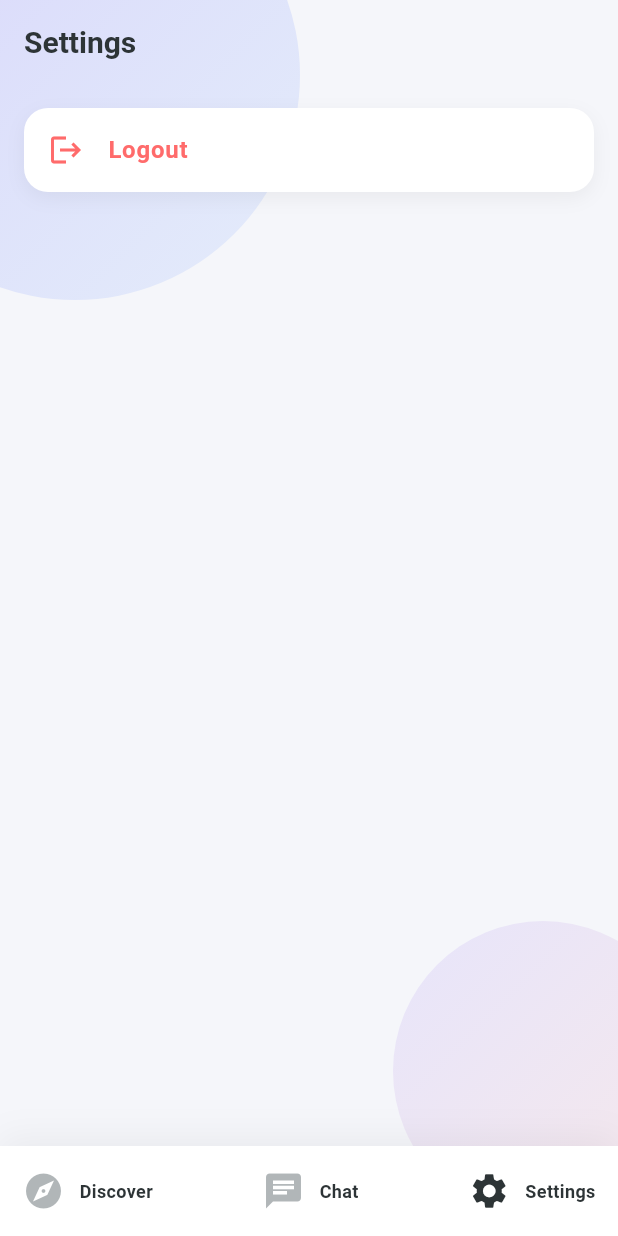
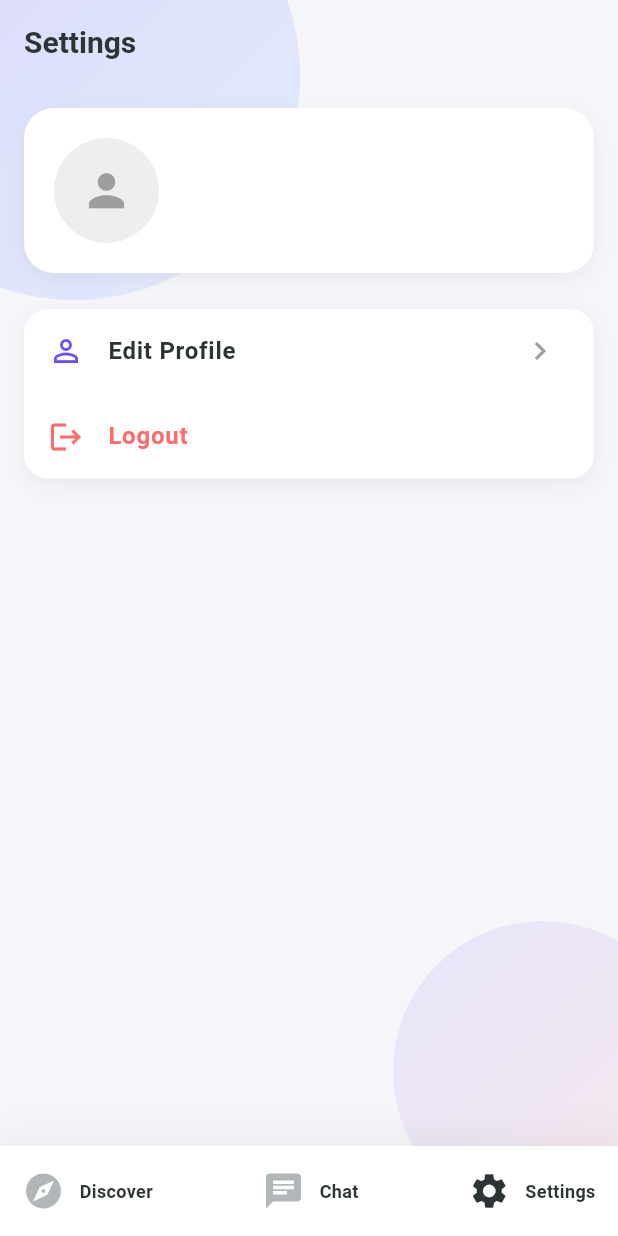
Before and after one commit to raees-reapmind/texty, a Flutter app: the screen it shows once a user with an empty profile is signed in, item 3 of the bottom bar chosen, on a phone screen of 412 x 824 dp. Run offline on Flutter 3.47's test engine with Material 3 defaults, Android fonts, the phone set to English and light mode, and no system bars; our stand-ins replace cloud_firestore, equatable, firebase_auth, firebase_core, firebase_storage, flutter_bloc and 2 more; accounts and stored records are empty.

Commit message:
feat: Implement user profile management and recent chats features with BLoC, data layers, and dedicated UI screens.

```diff
--- /dev/null
+++ b/lib/blocs/profile/profile_bloc.dart
@@ -0,0 +1,52 @@
+import 'package:flutter/material.dart';
+import 'package:flutter_bloc/flutter_bloc.dart';
+import 'package:texty/blocs/profile/profile_event.dart';
+import 'package:texty/blocs/profile/profile_state.dart';
+import 'package:texty/data/repositories/user_repository.dart';
+
+class ProfileBloc extends Bloc<ProfileEvent, ProfileState> {
+  final UserRepository userRepository;
+
+  ProfileBloc(this.userRepository) : super(ProfileInitial()) {
+    on<LoadProfile>((event, emit) async {
+      emit(ProfileLoading());
+      try {
+        final user = await userRepository.getUserData(event.uid);
+        debugPrint("ProfileBloc: User data: $user");
+        if (user != null) {
+          emit(ProfileLoaded(user));
+        } else {
+          emit(const ProfileError("User not found"));
+        }
+      } catch (e) {
+        emit(ProfileError(e.toString()));
+      }
+    });
+
+    on<UpdateProfile>((event, emit) async {
+      emit(ProfileUpdating());
+      try {
+        final Map<String, dynamic> updateData = {
+          'name': event.name,
+          'searchName': event.name.toLowerCase(),
+        };
+
+        if (event.profilePictureBase64 != null) {
+          updateData['profilePictureUrl'] = event.profilePictureBase64;
+        }
+
+        await userRepository.updateUserProfile(event.uid, updateData);
+
+        // Reload fresh data after update
+        final user = await userRepository.getUserData(event.uid);
+        if (user != null) {
+          emit(ProfileUpdated(user));
+        } else {
+          emit(const ProfileError("Failed to reload profile after update"));
+        }
+      } catch (e) {
+        emit(ProfileError(e.toString()));
+      }
+    });
+  }
+}
--- /dev/null
+++ b/lib/blocs/profile/profile_event.dart
@@ -0,0 +1,31 @@
+import 'package:equatable/equatable.dart';
+
+abstract class ProfileEvent extends Equatable {
+  const ProfileEvent();
+
+  @override
+  List<Object?> get props => [];
+}
+
+class LoadProfile extends ProfileEvent {
+  final String uid;
+  const LoadProfile(this.uid);
+
+  @override
+  List<Object?> get props => [uid];
+}
+
+class UpdateProfile extends ProfileEvent {
+  final String uid;
+  final String name;
+  final String? profilePictureBase64;
+
+  const UpdateProfile({
+    required this.uid,
+    required this.name,
+    this.profilePictureBase64,
+  });
+
+  @override
+  List<Object?> get props => [uid, name, profilePictureBase64];
+}
--- /dev/null
+++ b/lib/blocs/profile/profile_state.dart
@@ -0,0 +1,39 @@
+import 'package:equatable/equatable.dart';
+import 'package:texty/models/user_model.dart';
+
+abstract class ProfileState extends Equatable {
+  const ProfileState();
+
+  @override
+  List<Object?> get props => [];
+}
+
+class ProfileInitial extends ProfileState {}
+
+class ProfileLoading extends ProfileState {}
+
+class ProfileLoaded extends ProfileState {
+  final UserModel user;
+  const ProfileLoaded(this.user);
+
+  @override
+  List<Object?> get props => [user];
+}
+
+class ProfileUpdating extends ProfileState {}
+
+class ProfileUpdated extends ProfileState {
+  final UserModel user;
+  const ProfileUpdated(this.user);
+
+  @override
+  List<Object?> get props => [user];
+}
+
+class ProfileError extends ProfileState {
+  final String message;
+  const ProfileError(this.message);
+
+  @override
+  List<Object?> get props => [message];
+}
--- a/lib/blocs/recent_chats/recent_chats_bloc.dart
+++ b/lib/blocs/recent_chats/recent_chats_bloc.dart
@@ -50,6 +50,7 @@ class RecentChatsBloc extends Bloc<RecentChatsEvent, RecentChatsState> {
 
             enrichedChats.add({
               ...chat,
+              'otherUserId': otherUserId,
               'otherUserName': userData?['name'] ?? 'User',
               'otherUserPhoto': userData?['profilePictureUrl'] ?? '',
               'unreadCount': unreadCount,
--- a/lib/core/utils/app_router.dart
+++ b/lib/core/utils/app_router.dart
@@ -13,6 +13,7 @@ import 'package:texty/views/screens/recent_chat_screen.dart';
 import 'package:texty/views/screens/signup_screen.dart';
 import 'package:texty/views/screens/settings_screen.dart';
 import 'package:texty/views/screens/search_user_screen.dart';
+import 'package:texty/views/screens/edit_profile_screen.dart';
 import 'package:texty/views/screens/photo_view_screen.dart';
 import 'package:texty/views/screens/splash_screen.dart';
 import 'package:texty/views/widgets/scaffold_with_nav_bar.dart';
@@ -64,6 +65,11 @@ class AppRouter {
               heroTag: extra['heroTag'] as String,
             );
           },
+        ),
+        GoRoute(
+          path: "/edit-profile",
+          parentNavigatorKey: _rootNavigatorKey,
+          builder: (context, state) => const EditProfileScreen(),
         ),
         GoRoute(
           path: "/login",
--- a/lib/main.dart
+++ b/lib/main.dart
@@ -1,4 +1,5 @@
 import 'package:firebase_core/firebase_core.dart';
+import 'package:texty/blocs/profile/profile_bloc.dart';
 import 'package:texty/blocs/recent_chats/recent_chats_bloc.dart';
 import 'package:texty/core/theme/app_theme.dart';
 import 'package:flutter/material.dart';
@@ -25,24 +26,34 @@ class MyApp extends StatelessWidget {
 
   @override
   Widget build(BuildContext context) {
-    return MultiBlocProvider(
+    final firebaseAuthDatasource = FirebaseAuthDatasource();
+    final firebaseUserDatasource = FirebaseUserDatasource();
+    final firebaseChatDatasource = FirebaseChatDatasource();
+
+    final authRepository = AuthRepository(firebaseAuthDatasource);
+    final userRepository = UserRepository(firebaseUserDatasource);
+    final chatRepository = ChatRepository(firebaseChatDatasource);
+
+    return MultiRepositoryProvider(
+      providers: [
+        RepositoryProvider.value(value: authRepository),
+        RepositoryProvider.value(value: userRepository),
+        RepositoryProvider.value(value: chatRepository),
+      ],
+      child: MultiBlocProvider(
         providers: [
           BlocProvider(
-          create: (context) =>
-              AuthBloc(AuthRepository(FirebaseAuthDatasource())),
+            create: (context) => AuthBloc(authRepository),
           ),
           BlocProvider(
-          create: (context) =>
-              UsersBloc(UserRepository(FirebaseUserDatasource())),
+            create: (context) => UsersBloc(userRepository),
           ),
-        // ChatBloc is now provided locally in ChatScreen to manage its lifecycle correctly
-        // BlocProvider(
-        //   create: (context) =>
-        //       ChatBloc(ChatRepository(FirebaseChatDatasource())),
-        // ),
           BlocProvider(
-            create: (context) =>
-                RecentChatsBloc(ChatRepository(FirebaseChatDatasource()))),
+            create: (context) => ProfileBloc(userRepository),
+          ),
+          BlocProvider(
+            create: (context) => RecentChatsBloc(chatRepository),
+          ),
         ],
         child: MaterialApp.router(
           title: 'Texty',
@@ -50,6 +61,7 @@ class MyApp extends StatelessWidget {
           debugShowCheckedModeBanner: false,
           routerConfig: AppRouter.router,
         ),
+      ),
     );
   }
 }
--- a/lib/views/screens/settings_screen.dart
+++ b/lib/views/screens/settings_screen.dart
@@ -1,10 +1,13 @@
 import 'package:flutter/material.dart';
 import 'package:flutter_bloc/flutter_bloc.dart';
-
 import 'package:texty/blocs/auth/auth_bloc.dart';
 import 'package:texty/blocs/auth/auth_event.dart';
 import 'package:texty/core/theme/app_colors.dart';
 import 'package:texty/views/widgets/common_background.dart';
+import 'package:texty/blocs/profile/profile_bloc.dart';
+import 'package:texty/blocs/profile/profile_state.dart';
+import 'package:go_router/go_router.dart';
+import 'dart:convert';
 
 class SettingsScreen extends StatelessWidget {
   const SettingsScreen({super.key});
@@ -26,11 +29,88 @@ class SettingsScreen extends StatelessWidget {
             ),
           ),
         ),
-        body: Padding(
+        body: BlocBuilder<ProfileBloc, ProfileState>(
+          builder: (context, state) {
+            return SingleChildScrollView(
               padding: const EdgeInsets.all(16.0),
               child: Column(
                 children: [
-              Container(
+                  // Profile Header
+                  if (state is ProfileLoaded || state is ProfileUpdated)
+                    _buildProfileHeader(state),
+                  const SizedBox(height: 24),
+
+                  // Settings Options
+                  _buildSettingsCard(context),
+                ],
+              ),
+            );
+          },
+        ),
+      ),
+    );
+  }
+
+  Widget _buildProfileHeader(ProfileState state) {
+    final user =
+        state is ProfileLoaded ? state.user : (state as ProfileUpdated).user;
+    return Container(
+      padding: const EdgeInsets.all(20),
+      decoration: BoxDecoration(
+        color: Colors.white,
+        borderRadius: BorderRadius.circular(20),
+        boxShadow: [
+          BoxShadow(
+            color: Colors.black.withOpacity(0.05),
+            blurRadius: 10,
+            offset: const Offset(0, 4),
+          ),
+        ],
+      ),
+      child: Row(
+        children: [
+          CircleAvatar(
+            radius: 35,
+            backgroundColor: Colors.grey[200],
+            backgroundImage: user.profilePictureUrl != null &&
+                    user.profilePictureUrl!.isNotEmpty
+                ? MemoryImage(base64Decode(user.profilePictureUrl!))
+                : null,
+            child: user.profilePictureUrl == null ||
+                    user.profilePictureUrl!.isEmpty
+                ? const Icon(Icons.person, size: 35, color: Colors.grey)
+                : null,
+          ),
+          const SizedBox(width: 16),
+          Expanded(
+            child: Column(
+              crossAxisAlignment: CrossAxisAlignment.start,
+              children: [
+                Text(
+                  user.name,
+                  style: const TextStyle(
+                    fontSize: 20,
+                    fontWeight: FontWeight.bold,
+                    color: AppColors.textPrimary,
+                  ),
+                ),
+                Text(
+                  user.email,
+                  style: const TextStyle(
+                    fontSize: 14,
+                    color: AppColors.textSecondary,
+                  ),
+                ),
+              ],
+            ),
+          ),
+        ],
+      ),
+    );
+  }
+
+  Widget _buildSettingsCard(BuildContext context) {
+    return Container(
       decoration: BoxDecoration(
         color: Colors.white,
         borderRadius: BorderRadius.circular(16),
@@ -42,9 +122,24 @@ class SettingsScreen extends StatelessWidget {
           ),
         ],
       ),
-                child: ListTile(
-                  leading:
-                      const Icon(Icons.logout, color: AppColors.accentPink),
+      child: Column(
+        children: [
+          ListTile(
+            leading: const Icon(Icons.person_outline,
+                color: AppColors.primaryPurple),
+            title: const Text(
+              "Edit Profile",
+              style: TextStyle(
+                color: AppColors.textPrimary,
+                fontWeight: FontWeight.w600,
+              ),
+            ),
+            trailing: const Icon(Icons.chevron_right, color: Colors.grey),
+            onTap: () => context.push('/edit-profile'),
+          ),
+          const Divider(height: 1, indent: 56),
+          ListTile(
+            leading: const Icon(Icons.logout, color: AppColors.accentPink),
             title: const Text(
               "Logout",
               style: TextStyle(
@@ -56,10 +151,7 @@ class SettingsScreen extends StatelessWidget {
               context.read<AuthBloc>().add(LogoutEvent());
             },
           ),
-              ),
         ],
-          ),
-        ),
       ),
     );
   }
```
Also changed, not shown: lib/data/datasources/firebase_user_datasource.dart (+19 -0 lines), lib/data/repositories/user_repository.dart (+12 -0 lines), lib/views/screens/edit_profile_screen.dart (added, +210 -0 lines), lib/views/screens/recent_chat_screen.dart (+60 -25 lines). Lines whose indentation alone changed are shown as unchanged.
